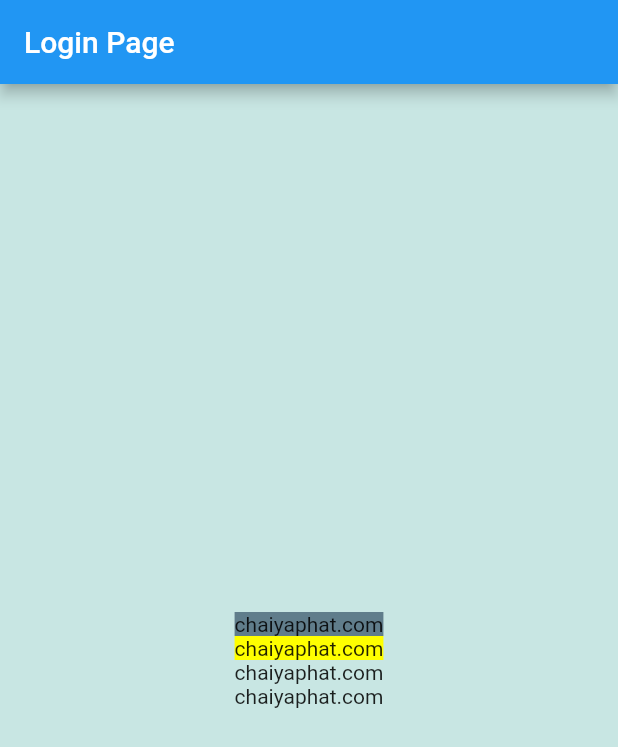
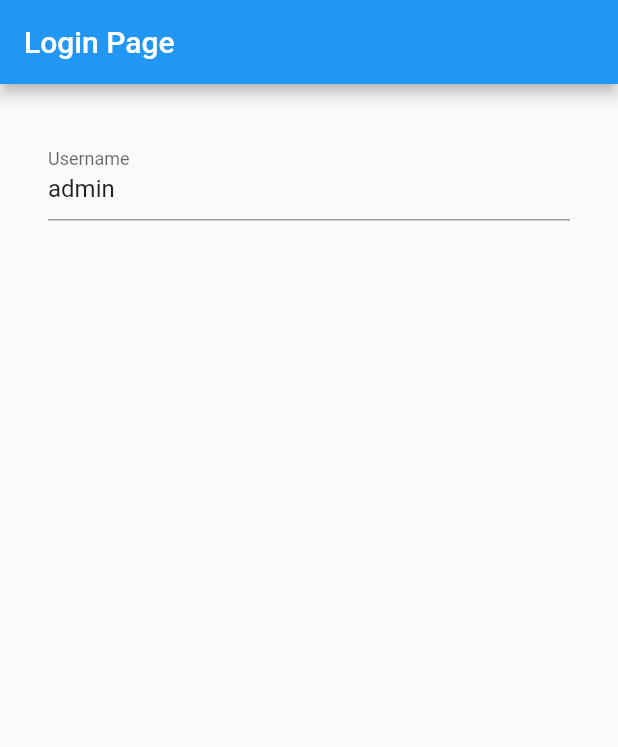
Before and after one commit to chaiyaphat20/flutter_ep1, a Flutter app: the screen it shows after launch, on a phone screen of 412 x 824 dp. Shown: the top 747 px of the screen. Run offline on Flutter 3.47's test engine with Material 2 defaults, Android fonts, the phone set to English and light mode, and no system bars.

Commit message:
[FEAT]:TextInput

```diff
--- a/lib/src/pages/login/login_page.dart
+++ b/lib/src/pages/login/login_page.dart
@@ -8,26 +8,33 @@ class LoginPage extends StatefulWidget {
 }
 
 class _LoginPageState extends State<LoginPage> {
+  final _usernameController = TextEditingController();
+
+  @override
+  void initState() {
+    super.initState();
+    _usernameController.text = "admin";
+  }
+
   @override
   Widget build(BuildContext context) {
     return Scaffold(
       appBar: AppBar(
-        title: Text("Login Page"),
+        title: const Text("Login Page"),
       ),
       body: Container(
-        color: Colors.teal.withOpacity(0.2),
-        width: double.infinity,
-        child: Column(
-          crossAxisAlignment: CrossAxisAlignment.center,
-          mainAxisAlignment: MainAxisAlignment.center,
-          children: [
-            Container(child: Text("chaiyaphat.com"),color: Colors.blueGrey,),
-            Container(child: Text("chaiyaphat.com"),color: Colors.yellowAccent,),
-            Text("chaiyaphat.com"),
-            Text("chaiyaphat.com"),
-          ],
-        ),
-      ),
+          width: double.infinity,
+          child: Padding(
+            padding: const EdgeInsets.all(32),
+            child: Column(
+              children: [
+                TextField(
+                  controller: _usernameController,
+                  decoration: InputDecoration(labelText: "Username"),
+                )
+              ],
+            ),
+          )),
     );
   }
 }
```
Also changed, not shown: 1 other file.
